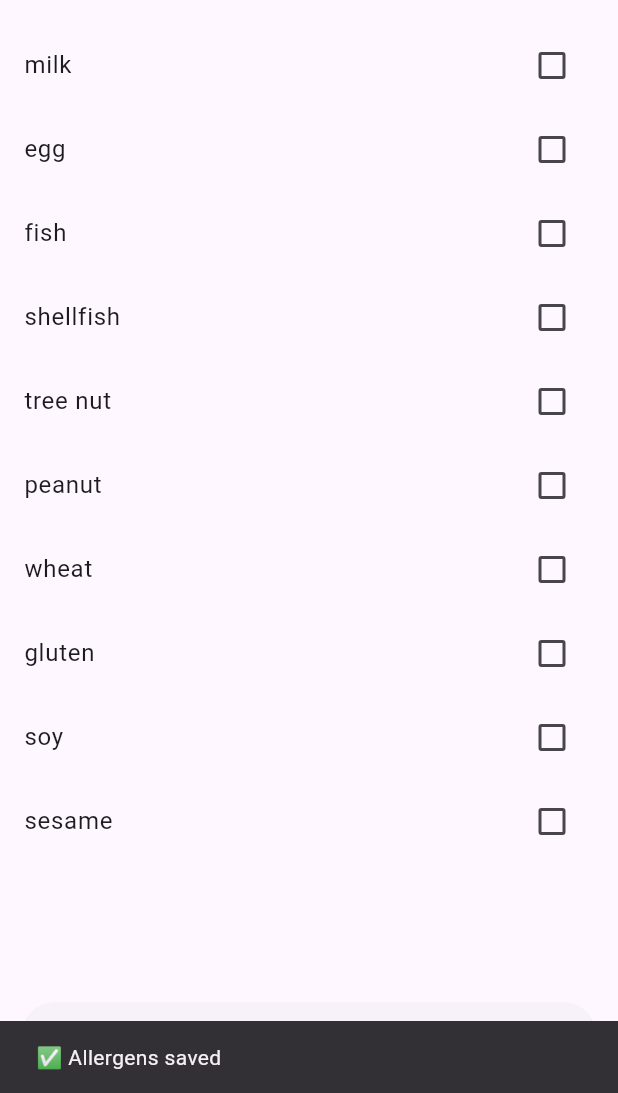
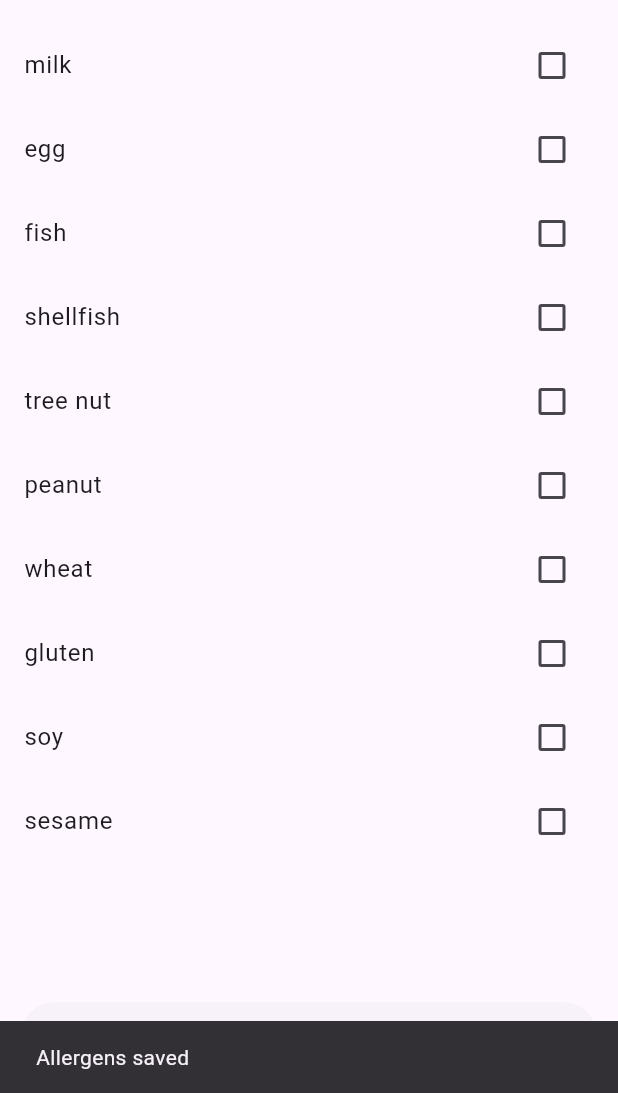
Before and after one commit to Raichur456/DishcoveryApp, a Flutter app: the EditAllergensPage screen opened by its route, after a tap on "Save", on a phone screen of 412 x 824 dp, the part 143-1236 px from its top. Run offline on Flutter 3.47's test engine with Material 3 defaults, Android fonts, the phone set to English and light mode, and no system bars; our stand-ins replace drift, firebase_auth, firebase_core; accounts and stored records are empty; generated files the repository leaves out were written again.

Commit message:
Added minor comments

```diff
--- a/dishcovery/lib/screens/edit_allergens_page.dart
+++ b/dishcovery/lib/screens/edit_allergens_page.dart
@@ -73,13 +73,13 @@ class _EditAllergensPageState extends State<EditAllergensPage> {
 
     ScaffoldMessenger.of(context).showSnackBar(
       const SnackBar(
-        content: Text('✅ Allergens saved'),
+        content: Text('Allergens saved'),
         duration: Duration(seconds: 1),
       ),
     );
   }
 
-
+  // Builds the widget
   @override
   Widget build(BuildContext context) {
     if (_loading) {
```
